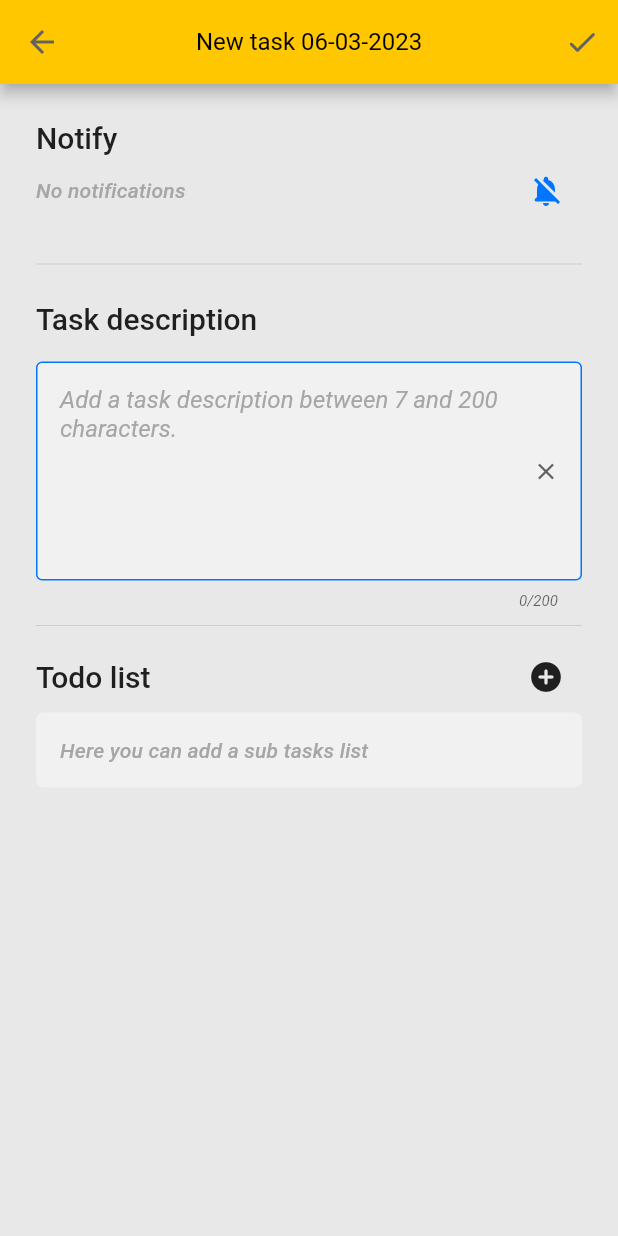
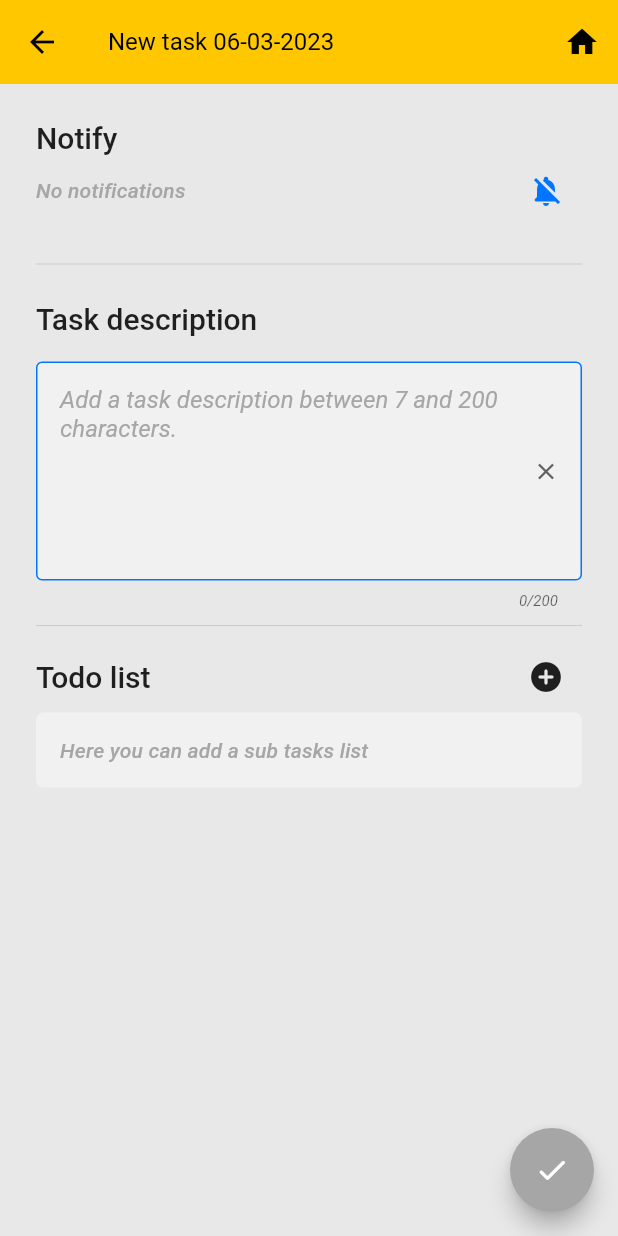
Before and after one commit to andresdecba/this_week, a Flutter app: the FormPageA screen opened by its route, on a phone screen of 412 x 824 dp. Run offline on Flutter 3.47's test engine with Material 2 defaults, Android fonts, the phone set to English and light mode, and no system bars; our stand-ins replace flutter_local_notifications, flutter_native_timezone, flutter_svg, get, google_fonts, hive and 2 more; missing offline and left inert: isoweek, material_dialogs; accounts and stored records are empty; statements that could not run were skipped.

Commit message:
mejoras y bugfixes

```diff
--- a/lib/main.dart
+++ b/lib/main.dart
@@ -54,9 +54,10 @@ class MyApp extends StatelessWidget {
         scaffoldBackgroundColor: grey_bg,
         appBarTheme: const AppBarTheme(
           backgroundColor: yellow_primary,
-          iconTheme: IconThemeData(color: enabled_grey),
+          iconTheme: IconThemeData(color: black_bg),
           toolbarTextStyle: TextStyle(color: black_bg),
           titleTextStyle: TextStyle(color: black_bg, fontSize: 16),
+          elevation: 0,
         ),
       ),
     );
--- a/lib/ui/form_page/components/form_appbar.dart
+++ b/lib/ui/form_page/components/form_appbar.dart
@@ -12,29 +12,57 @@ class FormAppbar extends GetView<FormsPageController> implements PreferredSizeWi
     return Obx(() {
       return AppBar(
         // back
-        leading: Visibility(
-          visible: !controller.isUpdateMode.value,
-          child: IconButton(
-            onPressed: () => controller.navigate(context),
-            icon: const Icon(Icons.arrow_back),
-          ),
-        ),
+        // leading: controller.isNewMode.value
+        //     ? IconButton(
+        //         onPressed: () => controller.navigate(context),
+        //         icon: const Icon(Icons.arrow_back),
+        //       )
+        //     : null,
 
         // title
         title: Text(taskState()),
-        centerTitle: true,
 
         // create or update task
         actions: [
-          controller.isUpdateMode.value || controller.isNewMode.value
-              ? IconButton(
-                  onPressed: () => controller.saveOrUpdateTask(context),
-                  icon: const Icon(Icons.check_rounded),
+
+          controller.isViewMode.value
+              ? Wrap(
+                  children: [
+                    IconButton(
+                      onPressed: () => controller.deleteTask(context),
+                      icon: const Icon(Icons.delete_forever, color: text_bg),
+                    ),
+                    IconButton(
+                      onPressed: () {
+                        controller.floatingActionButtonChangeMode();
+                        controller.enableDisableNotificationStyles();
+                      },
+                      icon: const Icon(Icons.mode_edit_rounded),
+                    ),
+                  ],
                 )
-              : IconButton(
-                  onPressed: () => controller.deleteTask(context),
-                  icon: const Icon(Icons.delete_forever, color: text_bg),
-                ),
+              : controller.isUpdateMode.value
+                  ? IconButton(
+                      onPressed: () {
+                        controller.floatingActionButtonChangeMode();
+                        controller.enableDisableNotificationStyles();
+                      },
+                      icon: const Icon(Icons.edit_off_rounded),
+                    )
+                  : IconButton(
+                      onPressed: () => controller.cancelAndNavigate(context),
+                      icon: const Icon(Icons.home),
+                    ),
+
+          // controller.isUpdateMode.value || controller.isNewMode.value
+          //     ? IconButton(
+          //         onPressed: () => controller.saveOrUpdateTask(context),
+          //         icon: const Icon(Icons.check_rounded),
+          //       )
+          //     : IconButton(
+          //         onPressed: () => controller.deleteTask(context),
+          //         icon: const Icon(Icons.delete_forever, color: text_bg),
+          //       ),
         ],
       );
     });
@@ -50,8 +78,11 @@ class FormAppbar extends GetView<FormsPageController> implements PreferredSizeWi
     return 'New task ${Utils.parseDateTimeToShortFormat(controller.getTask.taskDate)}';
   }
 
+
+
   @override
   Size get preferredSize => const Size.fromHeight(kToolbarHeight);
+  /// default value: [kToolbarHeight]
 }
 
 // AppBar formAppbard(FormsPageController controller, BuildContext context) {
--- a/lib/ui/form_page/form_page_a.dart
+++ b/lib/ui/form_page/form_page_a.dart
@@ -21,20 +21,35 @@ class FormPageA extends GetView<FormsPageController> {
           appBar: const FormAppbar(),
 
           // edit button
-          floatingActionButton: Visibility(
-            visible: controller.isViewMode.value || controller.isUpdateMode.value,
-            child: Obx(
-              () => FloatingActionButton(
-                onPressed: () {
-                  controller.floatingActionButtonChangeMode();
-                  controller.enableDisableNotificationStyles();
-                },
-                backgroundColor: controller.isViewMode.value ? yellow_primary : blue_primary,
-                child: Icon(
-                  controller.isViewMode.value ? Icons.mode_edit_rounded : Icons.edit_off_rounded,
-                  color: text_bg,
-                ),
+          floatingActionButton: Obx(
+            () => Visibility(
+              visible: controller.isNewMode.value || controller.isUpdateMode.value,
+
+              replacement: FloatingActionButton(
+                backgroundColor: yellow_primary,
+                onPressed: () => controller.cancelAndNavigate(context),
+                child: const Icon(Icons.home, color: text_bg),
               ),
+
+              child: FloatingActionButton(
+                backgroundColor: controller.hasUserInteraction.value ? blue_primary : disabled_grey,
+                onPressed: controller.hasUserInteraction.value ? () => controller.saveOrUpdateTask(context) : null,
+                child: const Icon(Icons.check_rounded),
+              ),
+
+              // child: Obx(
+              //   () => FloatingActionButton(
+              //     onPressed: () {
+              //       controller.floatingActionButtonChangeMode();
+              //       controller.enableDisableNotificationStyles();
+              //     },
+              //     backgroundColor: controller.isViewMode.value ? yellow_primary : blue_primary,
+              //     child: Icon(
+              //       controller.isViewMode.value ? Icons.mode_edit_rounded : Icons.edit_off_rounded,
+              //       color: text_bg,
+              //     ),
+              //   ),
+              // ),
             ),
           ),
 
```
Also changed, not shown: lib/ui/form_page/components/task_fom.dart (+7 -1 lines), lib/ui/form_page/forms_page_controller.dart (+12 -30 lines).
